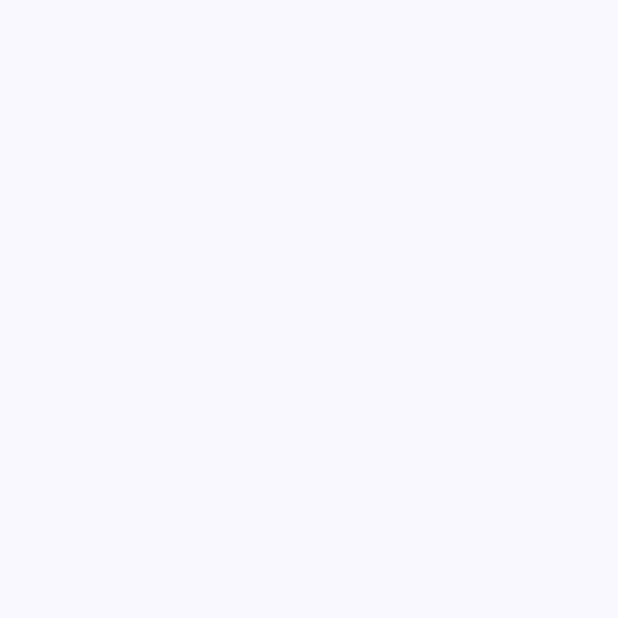
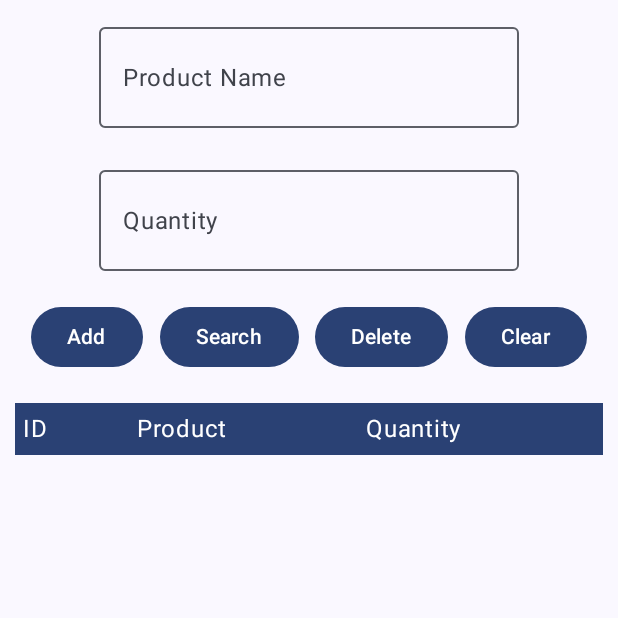
Before and after one commit to Zubarev06/lab7, an Android app built with Jetpack Compose: the screen it shows after launch (MainActivity), on a phone screen of 412 x 824 dp, the top half of it. Before the commit the part shown is empty. Run offline under Robolectric (Android 15) with nearby library versions, the phone set to English and light mode, and no system bars; our stand-ins replace Room's generated code, livedata-compose.

Commit message:
Finish MainScreen

```diff
--- a/app/src/main/java/com/example/roomdemo/MainActivity.kt
+++ b/app/src/main/java/com/example/roomdemo/MainActivity.kt
@@ -6,6 +6,7 @@ import androidx.activity.ComponentActivity
 import androidx.activity.compose.setContent
 import androidx.activity.enableEdgeToEdge
 import androidx.compose.foundation.background
+import androidx.compose.foundation.layout.Arrangement
 import androidx.compose.foundation.layout.fillMaxSize
 import androidx.compose.foundation.layout.padding
 import androidx.compose.material3.Scaffold
@@ -31,6 +32,11 @@ import androidx.lifecycle.viewmodel.compose.LocalViewModelStoreOwner
 import androidx.lifecycle.viewmodel.compose.viewModel
 import androidx.compose.runtime.*
 import androidx.compose.runtime.livedata.observeAsState
+import androidx.compose.foundation.layout.Column
+import androidx.compose.foundation.lazy.LazyColumn
+import androidx.compose.foundation.lazy.items
+import androidx.compose.ui.Alignment.Companion.CenterHorizontally
+import androidx.compose.material3.Button
 
 class MainActivity : ComponentActivity() {
     override fun onCreate(savedInstanceState: Bundle?) {
@@ -80,6 +86,96 @@ fun MainScreen(
     searchResults: List<Product>,
     viewModel: MainViewModel
 ) {
+    var productName by remember { mutableStateOf("") }
+    var productQuantity by remember { mutableStateOf("") }
+    var searching by remember { mutableStateOf(false) }
+
+    val onProductTextChange = { text : String ->
+        productName = text
+    }
+
+    val onQuantityTextChange = { text : String ->
+        productQuantity = text
+    }
+
+    Column(
+        horizontalAlignment = CenterHorizontally,
+        modifier = modifier
+            .fillMaxWidth()
+    ) {
+        CustomTextField(
+            title = "Product Name",
+            textState = productName,
+            onTextChange = onProductTextChange,
+            keyboardType = KeyboardType.Text
+        )
+
+        CustomTextField(
+            title = "Quantity",
+            textState = productQuantity,
+            onTextChange = onQuantityTextChange,
+            keyboardType = KeyboardType.Number
+        )
+
+        Row(
+            horizontalArrangement = Arrangement.SpaceEvenly,
+            modifier = Modifier
+                .fillMaxWidth()
+                .padding(10.dp)
+        ) {
+            Button(onClick = {
+                if (productQuantity.isNotEmpty()) {
+                    viewModel.insertProduct(
+                        Product(
+                            productName,
+                            productQuantity.toInt()
+                        )
+                    )
+                    searching = false
+                }
+            }) {
+                Text("Add")
+            }
+
+            Button(onClick = {
+                searching = true
+                viewModel.findProduct(productName)
+            }) {
+                Text("Search")
+            }
+
+            Button(onClick = {
+                searching = false
+                viewModel.deleteProduct(productName)
+            }) {
+                Text("Delete")
+            }
+
+            Button(onClick = {
+                searching = false
+                productName = ""
+                productQuantity = ""
+            }) {
+                Text("Clear")
+            }
+        }
+        LazyColumn(
+            Modifier
+                .fillMaxWidth()
+                .padding(10.dp)
+        ) {
+            val list = if (searching) searchResults else allProducts
+
+            item {
+                TitleRow(head1 = "ID", head2 = "Product", head3 = "Quantity")
+            }
+
+            items(list) { product ->
+                ProductRow(id = product.id, name = product.productName,
+                    quantity = product.quantity)
+            }
+        }
+    }
 }
 
 @Composable
```
